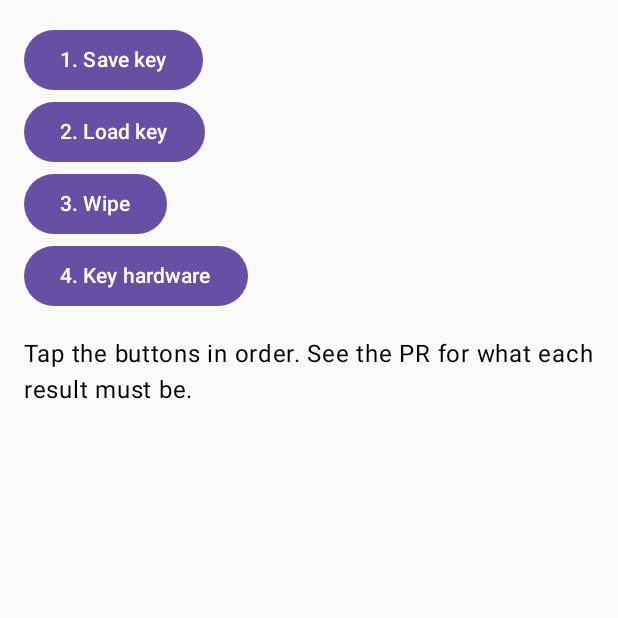
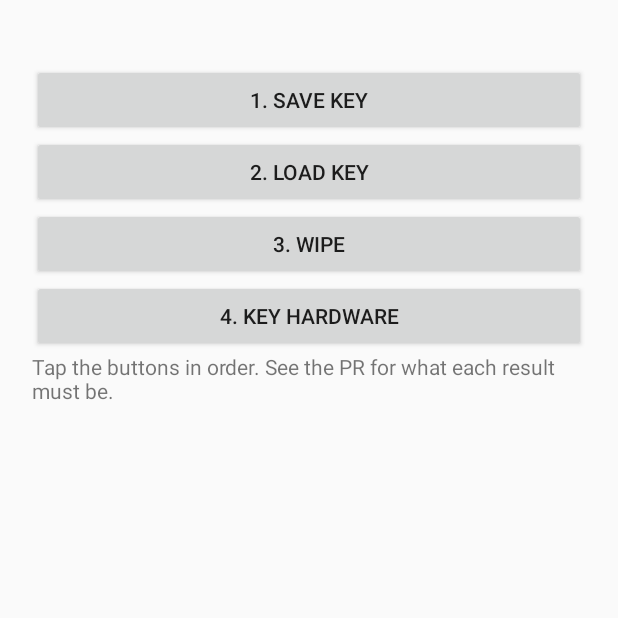
Before and after one commit to paul-learning/GifItUp, an Android app built with Jetpack Compose: the screen it shows after launch (MainActivity), on a phone screen of 412 x 824 dp, the top half of it. Run offline under Robolectric (Android 15) with nearby library versions, the phone set to English and light mode, and no system bars; pictures from the network do not load; 1 statement that could not run was skipped.

Commit message:
spike(android): harness with plain views, no extra dependencies
Co-Authored-By: Claude Sonnet 5.5 <noreply@anthropic.com>
Claude-Session: https://claude.ai/code/session_01PeboDNq1jih1uzLsqMyB1u

```diff
--- a/androidApp/src/main/kotlin/app/gifitup/android/MainActivity.kt
+++ b/androidApp/src/main/kotlin/app/gifitup/android/MainActivity.kt
@@ -1,104 +1,121 @@
 package app.gifitup.android
 
+import android.app.Activity
 import android.os.Build
 import android.os.Bundle
 import android.security.keystore.KeyInfo
-import androidx.activity.ComponentActivity
-import androidx.activity.compose.setContent
-import androidx.activity.enableEdgeToEdge
-import androidx.compose.foundation.layout.Column
-import androidx.compose.foundation.layout.fillMaxSize
-import androidx.compose.foundation.layout.padding
-import androidx.compose.foundation.rememberScrollState
-import androidx.compose.foundation.verticalScroll
-import androidx.compose.material3.Button
-import androidx.compose.material3.MaterialTheme
-import androidx.compose.material3.Text
-import androidx.compose.runtime.Composable
-import androidx.compose.runtime.getValue
-import androidx.compose.runtime.mutableStateOf
-import androidx.compose.runtime.remember
-import androidx.compose.runtime.rememberCoroutineScope
-import androidx.compose.runtime.setValue
-import androidx.compose.ui.Modifier
-import androidx.compose.ui.unit.dp
+import android.widget.Button
+import android.widget.LinearLayout
+import android.widget.ScrollView
+import android.widget.TextView
 import app.gifitup.mls.storage.KeystoreKeySupplier
 import app.gifitup.shared.data.storage.LocalStateException
-import kotlinx.coroutines.Dispatchers
-import kotlinx.coroutines.launch
-import kotlinx.coroutines.withContext
+import java.util.concurrent.CountDownLatch
 import javax.crypto.SecretKeyFactory
+import kotlin.coroutines.Continuation
+import kotlin.coroutines.EmptyCoroutineContext
+import kotlin.coroutines.startCoroutine
 
 /**
  * SPIKE (#16 device check). Throwaway: NEVER MERGE. It replaces the real MainActivity with four buttons that exercise
- * the Android device storage on a real phone, and shows each result as text. Not part of any PR to main.
+ * the Android device storage on a real phone, and shows each result as text. Plain Android views and the Kotlin
+ * standard library only, so it needs nothing the app doesn't already have.
  */
-class MainActivity : ComponentActivity() {
+class MainActivity : Activity() {
+    private lateinit var output: TextView
+    private var log = "Tap the buttons in order. See the PR for what each result must be."
+
     override fun onCreate(savedInstanceState: Bundle?) {
-        enableEdgeToEdge()
         super.onCreate(savedInstanceState)
-        val app = application as GifItUpApp
-        setContent { MaterialTheme { Harness(app) } }
+        val storage = (application as GifItUpApp).graph.deviceStorage!!
+        val column = LinearLayout(this).apply { orientation = LinearLayout.VERTICAL }
+        column.setPadding(PADDING, PADDING * 2, PADDING, PADDING)
+        output = TextView(this).apply { text = log }
+
+        fun button(
+            label: String,
+            action: suspend () -> String,
+        ) {
+            column.addView(
+                Button(this).apply {
+                    text = label
+                    setOnClickListener { run(label, action) }
+                },
+            )
+        }
+        button("1. Save key") {
+            storage.snapshotKeys(ORIGIN).save(KEY.copyOf())
+            "saved. files: ${files()}"
+        }
+        button("2. Load key") {
+            val key = storage.snapshotKeys(ORIGIN).load()
+            val verdict = if (key == null) "NOTHING STORED" else if (key.contentEquals(KEY)) "SAME KEY: OK" else "DIFFERENT KEY: BAD"
+            "$verdict\nfiles: ${files()}"
+        }
+        button("3. Wipe") {
+            storage.data.destroyWrappingKey()
+            storage.data.deleteAll()
+            "wiped. files: ${files()}"
+        }
+        button("4. Key hardware") { hardware() }
+        column.addView(output)
+        setContentView(ScrollView(this).apply { addView(column) })
     }
-}
 
-private const val ORIGIN = "https://harness.invalid"
-private val KEY = ByteArray(32) { (it + 1).toByte() }
-
-@Composable
-private fun Harness(app: GifItUpApp) {
-    var log by remember { mutableStateOf("Tap the buttons in order. See the PR for what each result must be.") }
-    val scope = rememberCoroutineScope()
-    val storage = remember { app.graph.deviceStorage!! }
-
-    fun run(name: String, block: suspend () -> String) {
-        scope.launch {
+    private fun run(
+        name: String,
+        action: suspend () -> String,
+    ) {
+        Thread {
             val result =
                 try {
-                    withContext(Dispatchers.IO) { block() }
+                    blocking(action)
                 } catch (e: LocalStateException) {
                     "FAILED: ${e.problem}"
                 } catch (e: Exception) {
                     "FAILED: ${e::class.simpleName}"
                 }
-            log = "$name\n$result\n\n$log"
-        }
+            runOnUiThread {
+                log = "$name\n$result\n\n$log"
+                output.text = log
+            }
+        }.start()
     }
 
-    fun files(): String {
-        val dir = app.noBackupFilesDir.resolve("gifitup")
+    /** The harness's suspend calls never really suspend (blocking I/O), so they finish on the calling thread. */
+    private fun <T> blocking(action: suspend () -> T): T {
+        var outcome: Result<T>? = null
+        val done = CountDownLatch(1)
+        action.startCoroutine(
+            Continuation(EmptyCoroutineContext) {
+                outcome = it
+                done.countDown()
+            },
+        )
+        done.await()
+        return outcome!!.getOrThrow()
+    }
+
+    private fun files(): String {
+        val dir = noBackupFilesDir.resolve("gifitup")
         return dir.list().orEmpty().sorted().joinToString { "$it (${dir.resolve(it).length()} bytes)" }.ifEmpty { "(no files)" }
     }
 
-    Column(Modifier.fillMaxSize().padding(16.dp).verticalScroll(rememberScrollState())) {
-        Button(onClick = {
-            run("1. Save key") {
-                storage.snapshotKeys(ORIGIN).save(KEY.copyOf())
-                "saved. files: ${files()}"
+    private fun hardware(): String {
+        val key = KeystoreKeySupplier().get() ?: return "no Keystore key (expected after the wipe)"
+        val info = SecretKeyFactory.getInstance(key.algorithm, "AndroidKeyStore").getKeySpec(key, KeyInfo::class.java) as KeyInfo
+        val level =
+            if (Build.VERSION.SDK_INT >= Build.VERSION_CODES.S) {
+                "securityLevel=${info.securityLevel} (1 = TEE, 2 = StrongBox)"
+            } else {
+                "insideSecureHardware=${info.isInsideSecureHardware}"
             }
-        }) { Text("1. Save key") }
-        Button(onClick = {
-            run("2. Load key") {
-                val key = storage.snapshotKeys(ORIGIN).load()
-                val verdict = if (key == null) "NOTHING STORED" else if (key.contentEquals(KEY)) "SAME KEY: OK" else "DIFFERENT KEY: BAD"
-                "$verdict\nfiles: ${files()}"
-            }
-        }) { Text("2. Load key") }
-        Button(onClick = {
-            run("3. Wipe") {
-                storage.data.destroyWrappingKey()
-                storage.data.deleteAll()
-                "wiped. files: ${files()}"
-            }
-        }) { Text("3. Wipe") }
-        Button(onClick = {
-            run("4. Key hardware") {
-                val key = KeystoreKeySupplier().get() ?: return@run "no Keystore key (expected after the wipe)"
-                val info = SecretKeyFactory.getInstance(key.algorithm, "AndroidKeyStore").getKeySpec(key, KeyInfo::class.java) as KeyInfo
-                val level = if (Build.VERSION.SDK_INT >= Build.VERSION_CODES.S) "securityLevel=${info.securityLevel}" else "insideSecureHardware=${info.isInsideSecureHardware}"
-                "Android ${Build.VERSION.SDK_INT}, $level (1=TEE, 2=StrongBox on API 31+)"
-            }
-        }) { Text("4. Key hardware") }
-        Text(log, Modifier.padding(top = 16.dp))
+        return "Android ${Build.VERSION.SDK_INT}, $level"
+    }
+
+    private companion object {
+        const val ORIGIN = "https://harness.invalid"
+        const val PADDING = 32
+        val KEY = ByteArray(32) { (it + 1).toByte() }
     }
 }
```
